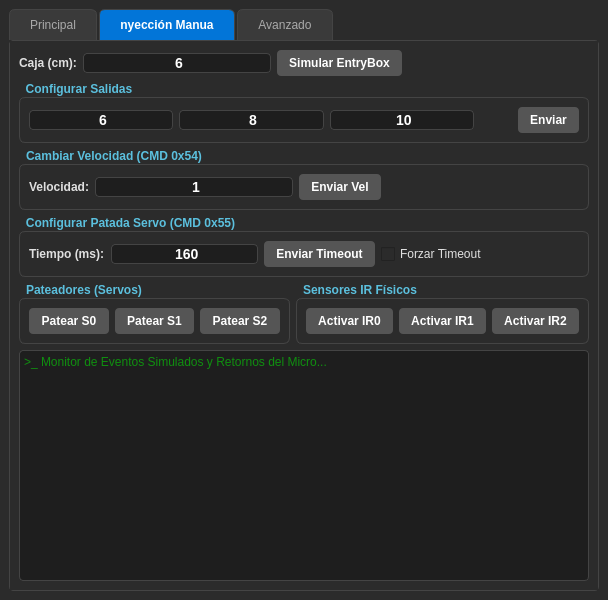
First picture: the form in mainwindow.ui, repository Matiasecheve/Qt-Comunication-AVR-, before the edit.
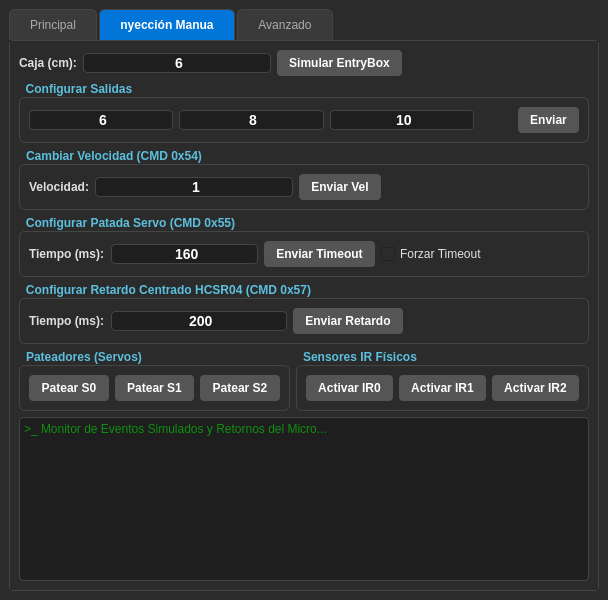
Second picture: the form after the edit. The open tabs and pages were chosen to show the change.

Commit message: Se implementó time_wait_center

```diff
--- a/mainwindow.ui
+++ b/mainwindow.ui
@@ -6,7 +6,7 @@
    <rect>
     <x>0</x>
     <y>0</y>
-    <width>507</width>
+    <width>567</width>
     <height>600</height>
    </rect>
   </property>
@@ -357,6 +357,52 @@
           </layout>
          </widget>
         </item>
+        <item>
+         <widget class="QGroupBox" name="gWaitCenter">
+          <property name="title">
+           <string>Configurar Retardo Centrado HCSR04 (CMD 0x57)</string>
+          </property>
+          <layout class="QHBoxLayout" name="horizontalLayout_wait_center">
+           <item>
+            <widget class="QLabel" name="lblTextWaitCenter">
+             <property name="text">
+              <string>Tiempo (ms):</string>
+             </property>
+            </widget>
+           </item>
+           <item>
+            <widget class="QLineEdit" name="textWaitCenter">
+             <property name="text">
+              <string>200</string>
+             </property>
+             <property name="alignment">
+              <set>Qt::AlignmentFlag::AlignCenter</set>
+             </property>
+            </widget>
+           </item>
+           <item>
+            <widget class="QPushButton" name="sendWaitCenter">
+             <property name="text">
+              <string>Enviar Retardo</string>
+             </property>
+            </widget>
+           </item>
+           <item>
+            <spacer name="horizontalSpacer_wait_center">
+             <property name="orientation">
+              <enum>Qt::Orientation::Horizontal</enum>
+             </property>
+             <property name="sizeHint" stdset="0">
+              <size>
+               <width>40</width>
+               <height>20</height>
+              </size>
+             </property>
+            </spacer>
+           </item>
+          </layout>
+         </widget>
+        </item>
         <item>
          <layout class="QHBoxLayout" name="horizontalLayout_hardware">
           <item>
```
Left out of the diff: 2 changed lines with no effect on the pictures. The commit also changes 8 other files.
